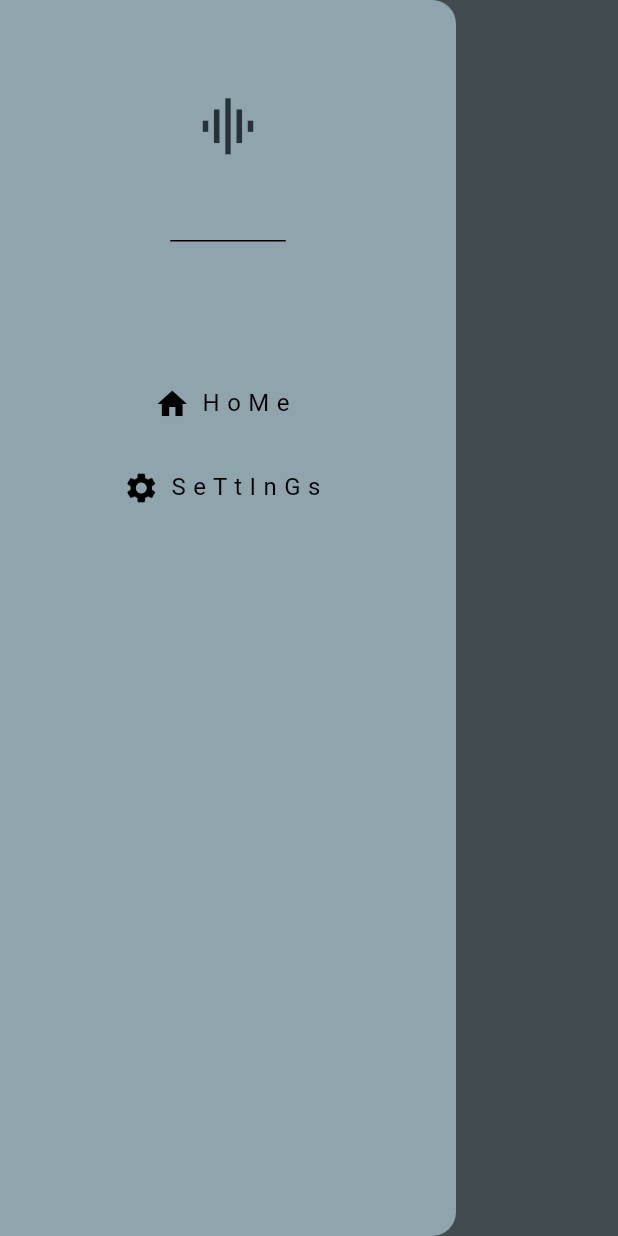
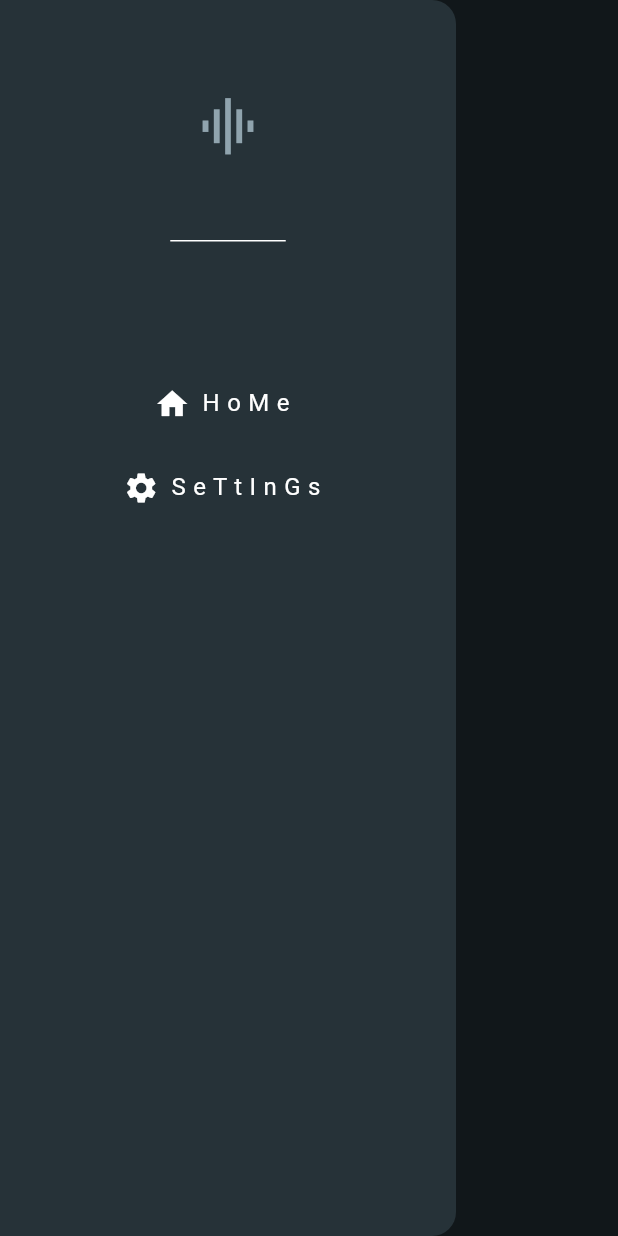
Before and after one commit to Jeffrey-joe-mathews/MuSiQue, a Flutter app: the screen it shows after launch, with the side drawer open, on a phone screen of 412 x 824 dp. Run offline on Flutter 3.47's test engine with Material 3 defaults, Android fonts, the phone set to English and light mode, and no system bars.

Commit message:
light and dark theme working.

```diff
--- a/lib/themes/theme_provider.dart
+++ b/lib/themes/theme_provider.dart
@@ -3,7 +3,7 @@ import 'package:musique/themes/dark_mode.dart';
 import 'package:musique/themes/light_mode.dart';
 
 class ThemeProvider extends ChangeNotifier {
-  ThemeData _themeData = lightMode;
+  ThemeData _themeData = darkMode;
 
   // get theme
   ThemeData get themeData => _themeData;
@@ -23,10 +23,10 @@ class ThemeProvider extends ChangeNotifier {
   // toggle theme
   void toggleTheme () {
     if (isLightMode) {
-      themeData = lightMode;
+      themeData = darkMode;
     }
     else {
-      themeData = darkMode;
+      themeData = lightMode;
     }
   }
 }
```
Also changed, not shown: lib/pages/settings_page.dart (+13 -0 lines).
